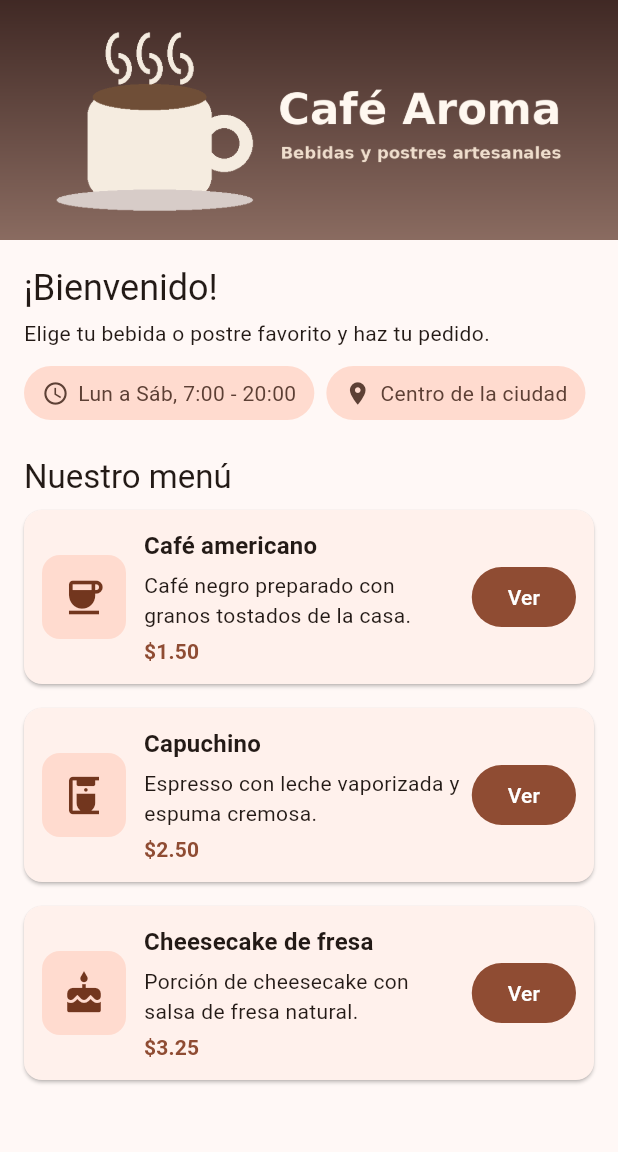
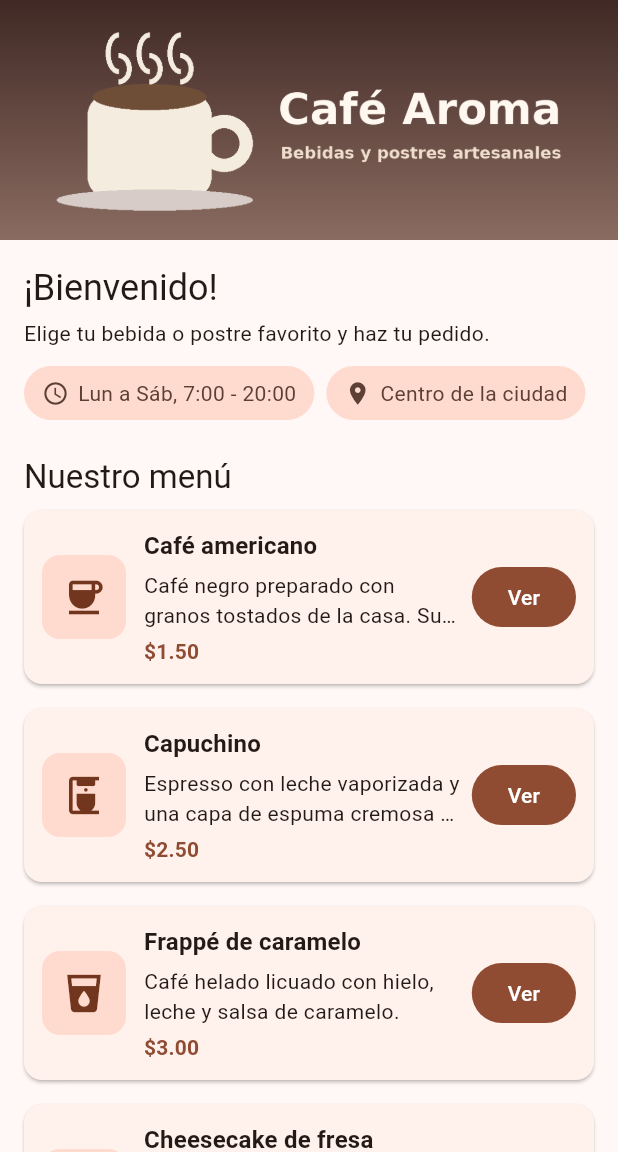
Before and after one commit to EDWJOSH/cafeteria_app, a Flutter app: the screen it shows after launch, on a phone screen of 412 x 824 dp, the part 84-1236 px from its top. Run offline on Flutter 3.47's test engine with Material 3 defaults, Android fonts, the phone set to English and light mode, and no system bars.

Commit message:
Creación de la Pantalla 2 (DetalleScreen) y estructura de datos
- Modelo Producto y catálogo de ejemplo en lib/models
- DetalleScreen con información del producto y formulario de pedido
  (nombre con validación, tamaño y cantidad con total calculado)
- HomeScreen ahora arma las tarjetas a partir del catálogo

Co-Authored-By: Claude Opus 5.5 <noreply@anthropic.com>

```diff
--- /dev/null
+++ b/lib/models/producto.dart
@@ -0,0 +1,64 @@
+import 'package:flutter/material.dart';
+
+/// Modelo de datos de un producto del catálogo.
+class Producto {
+  final int id;
+  final String nombre;
+  final String descripcion;
+  final double precio;
+  final String categoria;
+  final IconData icono;
+
+  const Producto({
+    required this.id,
+    required this.nombre,
+    required this.descripcion,
+    required this.precio,
+    required this.categoria,
+    required this.icono,
+  });
+}
+
+/// Productos de ejemplo del menú de Café Aroma.
+const List<Producto> catalogo = [
+  Producto(
+    id: 1,
+    nombre: 'Café americano',
+    descripcion: 'Café negro preparado con granos tostados de la casa. Suave y aromático.',
+    precio: 1.50,
+    categoria: 'Bebidas calientes',
+    icono: Icons.coffee,
+  ),
+  Producto(
+    id: 2,
+    nombre: 'Capuchino',
+    descripcion: 'Espresso con leche vaporizada y una capa de espuma cremosa con canela.',
+    precio: 2.50,
+    categoria: 'Bebidas calientes',
+    icono: Icons.coffee_maker,
+  ),
+  Producto(
+    id: 3,
+    nombre: 'Frappé de caramelo',
+    descripcion: 'Café helado licuado con hielo, leche y salsa de caramelo.',
+    precio: 3.00,
+    categoria: 'Bebidas frías',
+    icono: Icons.local_drink,
+  ),
+  Producto(
+    id: 4,
+    nombre: 'Cheesecake de fresa',
+    descripcion: 'Porción de cheesecake horneado con salsa de fresa natural.',
+    precio: 3.25,
+    categoria: 'Postres',
+    icono: Icons.cake,
+  ),
+  Producto(
+    id: 5,
+    nombre: 'Croissant de chocolate',
+    descripcion: 'Croissant de mantequilla relleno de chocolate, recién horneado.',
+    precio: 1.75,
+    categoria: 'Panadería',
+    icono: Icons.bakery_dining,
+  ),
+];
--- a/lib/screens/home_screen.dart
+++ b/lib/screens/home_screen.dart
@@ -1,5 +1,6 @@
 import 'package:flutter/material.dart';
 
+import '../models/producto.dart';
 import '../widgets/info_chip.dart';
 import '../widgets/producto_card.dart';
 
@@ -56,27 +57,14 @@ class HomeScreen extends StatelessWidget {
             padding: const EdgeInsets.fromLTRB(16, 8, 16, 0),
             child: Text('Nuestro menú', style: textos.titleLarge),
           ),
-          ProductoCard(
-            nombre: 'Café americano',
-            descripcion: 'Café negro preparado con granos tostados de la casa.',
-            precio: 1.50,
-            icono: Icons.coffee,
-            onVerDetalle: () => _proximamente(context),
-          ),
-          ProductoCard(
-            nombre: 'Capuchino',
-            descripcion: 'Espresso con leche vaporizada y espuma cremosa.',
-            precio: 2.50,
-            icono: Icons.coffee_maker,
-            onVerDetalle: () => _proximamente(context),
-          ),
-          ProductoCard(
-            nombre: 'Cheesecake de fresa',
-            descripcion: 'Porción de cheesecake con salsa de fresa natural.',
-            precio: 3.25,
-            icono: Icons.cake,
-            onVerDetalle: () => _proximamente(context),
-          ),
+          for (final producto in catalogo)
+            ProductoCard(
+              nombre: producto.nombre,
+              descripcion: producto.descripcion,
+              precio: producto.precio,
+              icono: producto.icono,
+              onVerDetalle: () => _proximamente(context),
+            ),
           const SizedBox(height: 16),
         ],
       ),
```
Also changed, not shown: lib/screens/detalle_screen.dart (added, +127 -0 lines).
